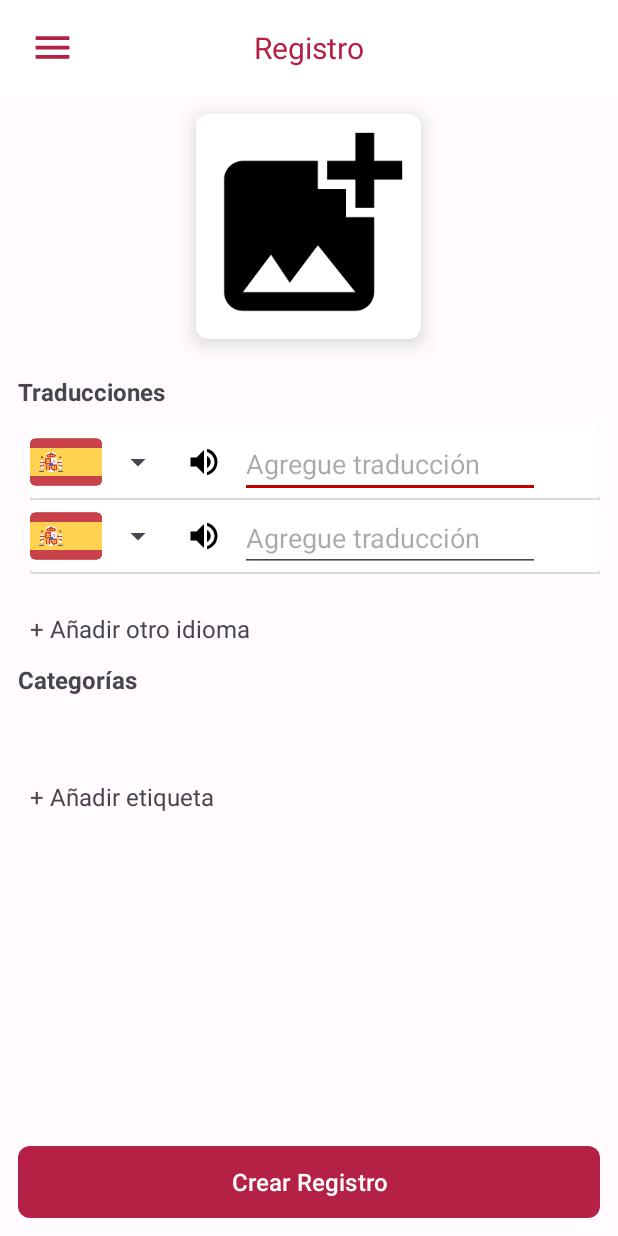
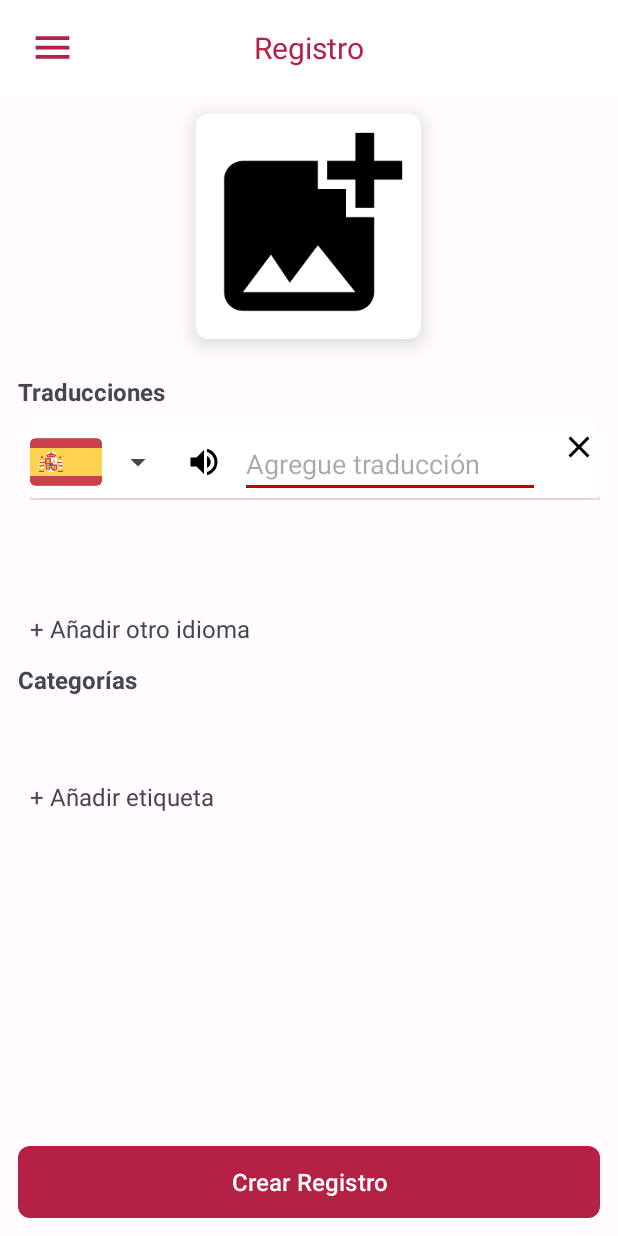
Before and after one commit to QNecesitas/IdiomApp, an Android app: the ActivityNewRecords screen opened directly, with no data from a screen before it, after a tap on "+ Añadir otro idioma", on a phone screen of 412 x 824 dp. Run offline under Robolectric (Android 15) with nearby library versions, the phone set to English and light mode, and no system bars; our stand-ins replace Room's generated code; libraries missing offline, so code that uses them is left out: com.shashank.sony, com.yalantis.ucrop; 3 other taps on this screen came first.

Commit message:
ActivityNewRecord was advanced

```diff
--- a/app/src/main/java/com/estholon/idiomapp/ActivityNewRecords.kt
+++ b/app/src/main/java/com/estholon/idiomapp/ActivityNewRecords.kt
@@ -8,7 +8,6 @@ import android.graphics.drawable.ColorDrawable
 import android.net.Uri
 import android.os.Bundle
 import android.provider.MediaStore
-import android.util.Log
 import android.view.Gravity
 import android.view.LayoutInflater
 import android.widget.PopupMenu
@@ -176,7 +175,9 @@ class ActivityNewRecords : AppCompatActivity() {
         }
         binding.addRecord.setOnClickListener {
             if (viewModel.listRecords.value!=null) {
-                Log.e("XXX", viewModel.listRecords.value!!.get(0).sentence)
+                if(this.uriImageCut==null){
+                    this.uriImageCut= Uri.parse("no")
+                }
                 addRecordToBD(
                     this.uriImageCut.toString() ,
                     viewModel.listRecords.value!![0].sentence ,
@@ -184,9 +185,16 @@ class ActivityNewRecords : AppCompatActivity() {
 
                 )
                 val intent=Intent(this,ActivityRecords::class.java)
+                finish()
                 startActivity(intent)
             }
         }
+        adapterSentence.setClickDelete(object :AddSentenceAdapter.ITouchDelete{
+            override fun onClickDelete(record: Records,position:Int) {
+                viewModel.deleteSentence(record.id)
+            }
+
+        })
 
         viewModel.getAllIdioms()
 
--- a/app/src/main/java/com/estholon/idiomapp/adapters/AddSentenceAdapter.kt
+++ b/app/src/main/java/com/estholon/idiomapp/adapters/AddSentenceAdapter.kt
@@ -34,6 +34,7 @@ class AddSentenceAdapter(private val context: Context, private var idioms: List<
 
     private var textChanged:ITouchTextChanged?=null
     private var onSpinnerListener:SpinnerListener?=null
+    private var clickDelete: ITouchDelete? = null
 
 
     class AddSentenceViewHolder(private var binding: RecyclerSentenceBinding) :
@@ -50,7 +51,8 @@ class AddSentenceAdapter(private val context: Context, private var idioms: List<
             textToSpeechPt: TextToSpeech ,
             textToSpeechFr: TextToSpeech,
             textChanged: ITouchTextChanged?,
-            onSpinnerListener: SpinnerListener?
+            onSpinnerListener: SpinnerListener?,
+            clickDelete: ITouchDelete?
 
         ) {
 
@@ -62,6 +64,7 @@ class AddSentenceAdapter(private val context: Context, private var idioms: List<
             binding.ivSound.setOnClickListener {
                 textToSpeech.speak(binding.etSentence.text.toString())
             }
+            binding.ivClose.setOnClickListener { clickDelete?.onClickDelete(record,adapterPosition) }
 
             val adapter = SpinnerAdapter(context , R.layout.custom_spinner , idioms)
             adapter.setDropDownViewResource(R.layout.custom_spinner_dropdown)
@@ -152,7 +155,8 @@ class AddSentenceAdapter(private val context: Context, private var idioms: List<
             textToSpeechPt,
             textToSpeechFr,
             textChanged,
-            onSpinnerListener
+            onSpinnerListener,
+            clickDelete
         )
     }
 
@@ -185,5 +189,13 @@ class AddSentenceAdapter(private val context: Context, private var idioms: List<
         this.textChanged = textChanged
     }
 
+    interface ITouchDelete {
+        fun onClickDelete(record: Records,position: Int)
+    }
+
+    fun setClickDelete(clickDelete: ITouchDelete?) {
+        this.clickDelete = clickDelete
+    }
+
 
 }
--- a/app/src/main/res/layout/activity_new_records.xml
+++ b/app/src/main/res/layout/activity_new_records.xml
@@ -123,7 +123,7 @@
 
             </TextView>
 
-            <ScrollView
+            <HorizontalScrollView
                 android:layout_width="match_parent"
                 android:layout_height="40dp"
                 android:scrollbars="horizontal">
@@ -134,13 +134,13 @@
                     android:layout_width="wrap_content"
                     android:layout_height="wrap_content"
                     android:layout_marginStart="4dp"
-                    android:layout_marginTop="8dp"
+                    android:layout_marginTop="4dp"
                     android:layout_marginEnd="4dp"
                     app:singleSelection="false">
 
 
                 </com.google.android.material.chip.ChipGroup>
-            </ScrollView>
+            </HorizontalScrollView>
 
             <TextView
                 android:id="@+id/add_label"
--- a/app/src/main/res/layout/recycler_sentence.xml
+++ b/app/src/main/res/layout/recycler_sentence.xml
@@ -48,6 +48,16 @@
                 app:layout_constraintTop_toTopOf="parent">
 
             </ImageView>
+            <ImageView
+                android:layout_width="wrap_content"
+                android:layout_height="wrap_content"
+                android:src="@drawable/baseline_close_24"
+                app:layout_constraintTop_toTopOf="parent"
+                app:layout_constraintEnd_toEndOf="parent"
+                android:layout_margin="2dp"
+                android:id="@+id/iv_close">
+
+            </ImageView>
 
 
         </androidx.constraintlayout.widget.ConstraintLayout>
```
Also changed, not shown: app/src/main/java/com/estholon/idiomapp/viewmodels/NewRecordViewModel.kt (+11 -0 lines).
